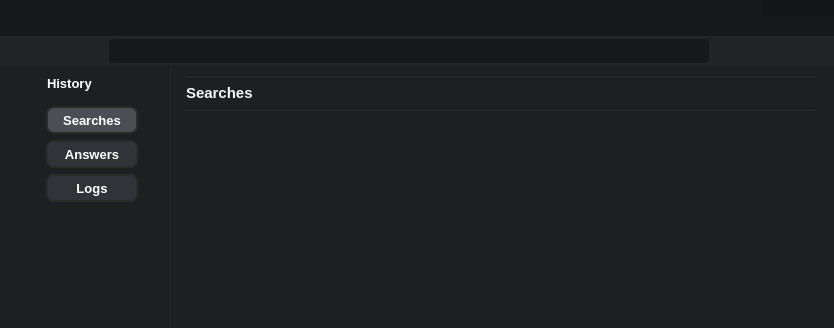
Above: GUI.ui from 69BooM96/Test-Finder before the change; both pictures show x 0 to 834 and y 0 to 328 of the 834 by 589 pixel window. Below: the same form after it.
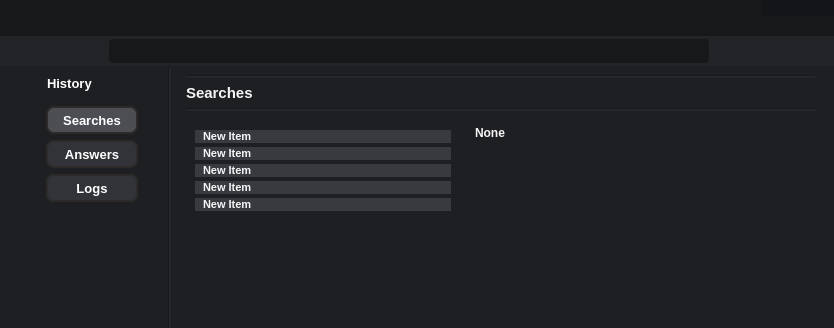
That is the form after the change. The open tabs and pages were chosen to show the change. Icons and pictures are not drawn.

The edit to the form file:
```diff
--- a/GUI.ui
+++ b/GUI.ui
@@ -3079,17 +3079,129 @@
              </widget>
             </item>
             <item row="3" column="0">
-             <spacer name="verticalSpacer_20">
-              <property name="orientation">
-               <enum>Qt::Vertical</enum>
+             <widget class="QFrame" name="frame_22">
+              <property name="sizePolicy">
+               <sizepolicy hsizetype="Expanding" vsizetype="MinimumExpanding">
+                <horstretch>0</horstretch>
+                <verstretch>0</verstretch>
+               </sizepolicy>
               </property>
-              <property name="sizeHint" stdset="0">
-               <size>
-                <width>20</width>
-                <height>460</height>
-               </size>
+              <property name="frameShape">
+               <enum>QFrame::NoFrame</enum>
               </property>
-             </spacer>
+              <property name="frameShadow">
+               <enum>QFrame::Raised</enum>
+              </property>
+              <layout class="QGridLayout" name="gridLayout_48">
+               <property name="leftMargin">
+                <number>0</number>
+               </property>
+               <property name="topMargin">
+                <number>0</number>
+               </property>
+               <property name="rightMargin">
+                <number>0</number>
+               </property>
+               <property name="bottomMargin">
+                <number>0</number>
+               </property>
+               <item row="0" column="0">
+                <widget class="QFrame" name="frame_24">
+                 <property name="sizePolicy">
+                  <sizepolicy hsizetype="Maximum" vsizetype="MinimumExpanding">
+                   <horstretch>0</horstretch>
+                   <verstretch>0</verstretch>
+                  </sizepolicy>
+                 </property>
+                 <property name="frameShape">
+                  <enum>QFrame::NoFrame</enum>
+                 </property>
+                 <property name="frameShadow">
+                  <enum>QFrame::Raised</enum>
+                 </property>
+                 <layout class="QGridLayout" name="gridLayout_49">
+                  <item row="1" column="0">
+                   <widget class="QListWidget" name="listWidget_5">
+                    <property name="font">
+                     <font>
+                      <pointsize>8</pointsize>
+                      <weight>75</weight>
+                      <bold>true</bold>
+                     </font>
+                    </property>
+                    <property name="frameShape">
+                     <enum>QFrame::NoFrame</enum>
+                    </property>
+                    <item>
+                     <property name="text">
+                      <string>New Item</string>
+                     </property>
+                    </item>
+                    <item>
+                     <property name="text">
+                      <string>New Item</string>
+                     </property>
+                    </item>
+                    <item>
+                     <property name="text">
+                      <string>New Item</string>
+                     </property>
+                    </item>
+                    <item>
+                     <property name="text">
+                      <string>New Item</string>
+                     </property>
+                    </item>
+                    <item>
+                     <property name="text">
+                      <string>New Item</string>
+                     </property>
+                    </item>
+                   </widget>
+                  </item>
+                 </layout>
+                </widget>
+               </item>
+               <item row="0" column="1">
+                <widget class="QFrame" name="frame_23">
+                 <property name="sizePolicy">
+                  <sizepolicy hsizetype="MinimumExpanding" vsizetype="MinimumExpanding">
+                   <horstretch>0</horstretch>
+                   <verstretch>0</verstretch>
+                  </sizepolicy>
+                 </property>
+                 <property name="frameShape">
+                  <enum>QFrame::NoFrame</enum>
+                 </property>
+                 <property name="frameShadow">
+                  <enum>QFrame::Raised</enum>
+                 </property>
+                 <layout class="QGridLayout" name="gridLayout_50">
+                  <item row="0" column="0">
+                   <widget class="QLabel" name="label_43">
+                    <property name="font">
+                     <font>
+                      <weight>75</weight>
+                      <bold>true</bold>
+                     </font>
+                    </property>
+                    <property name="text">
+                     <string>None</string>
+                    </property>
+                   </widget>
+                  </item>
+                  <item row="1" column="0">
+                   <widget class="QTextBrowser" name="textBrowser_2">
+                    <property name="frameShape">
+                     <enum>QFrame::NoFrame</enum>
+                    </property>
+                   </widget>
+                  </item>
+                 </layout>
+                </widget>
+               </item>
+              </layout>
+             </widget>
             </item>
            </layout>
           </widget>
```
Left out of the diff: 10 changed lines with no effect on the pictures.
